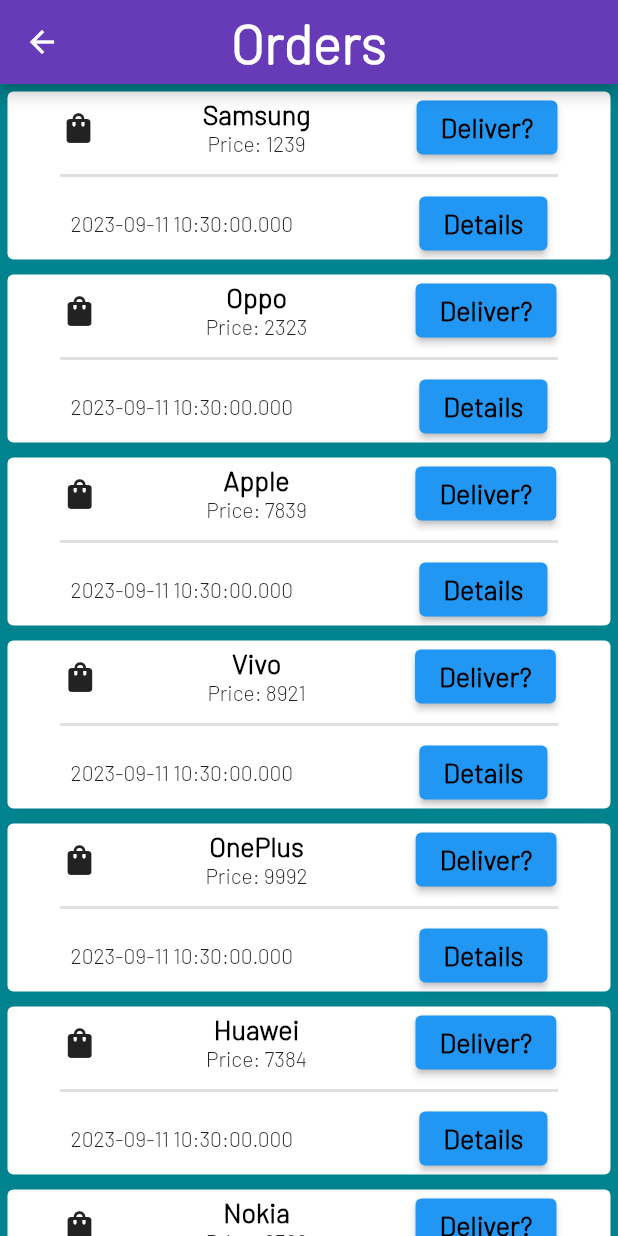
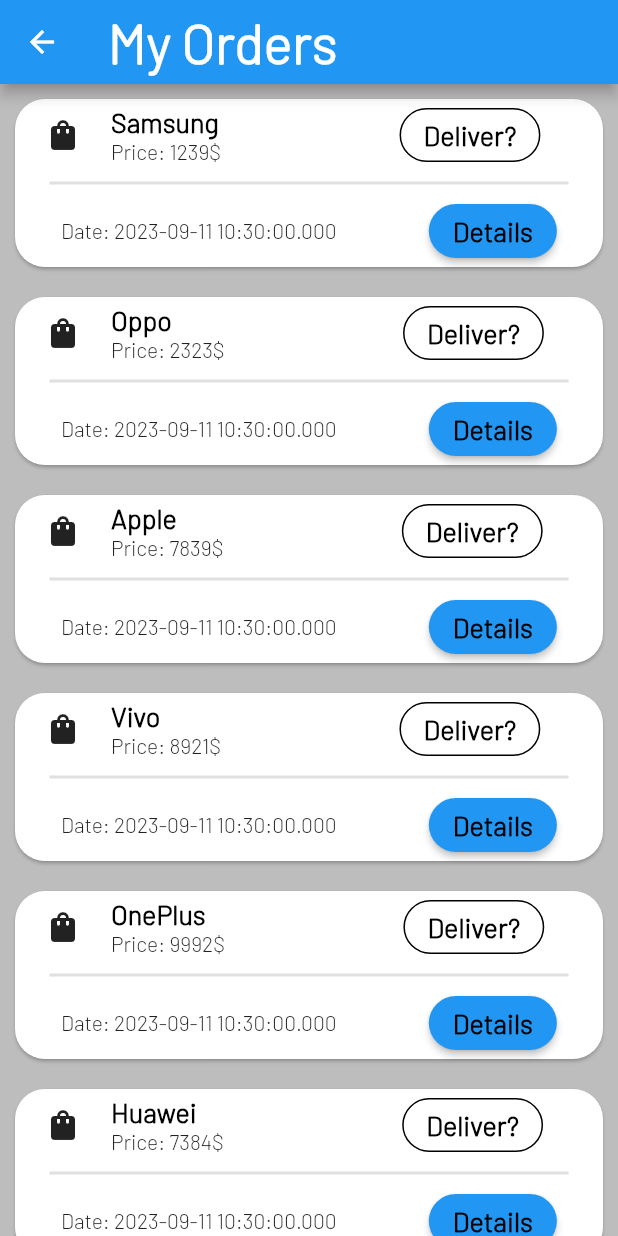
Before and after one commit to S4j33l/Flutter-Practice-1, a Flutter app: the FifthPage screen opened by its route, on a phone screen of 412 x 824 dp. Run offline on Flutter 3.47's test engine with Material 2 defaults, Android fonts, the phone set to English and light mode, and no system bars; our stand-ins replace fluttertoast, image_picker, progress_indicators, shared_preferences; accounts and stored records are empty.

Commit message:
ordering shit

```diff
--- a/lib/helpers/orders_view.dart
+++ b/lib/helpers/orders_view.dart
@@ -14,19 +14,19 @@
     "HTC",
     "Tecno"
   ];
-  static List<int> orderPrices = [
-    1239,
-    2323,
-    7839,
-    8921,
-    9992,
-    7384,
-    8389,
-    2923,
-    5555,
-    3987,
-    4675,
-    2839,
-    8973,
+  static List<String> orderPrices = [
+    "1239\$",
+    "2323\$",
+    "7839\$",
+    '8921\$',
+    "9992\$",
+    "7384\$",
+    "8389\$",
+    "2923\$",
+    "5555\$",
+    "3987\$",
+    "4675\$",
+    "2839\$",
+    "8973\$",
   ];
 }
--- a/lib/routes/fifth_page.dart
+++ b/lib/routes/fifth_page.dart
@@ -8,43 +8,59 @@
   Widget build(BuildContext context) {
     return Scaffold(
       appBar: AppBar(
-        title: const Text("Orders"),
-        centerTitle: true,
+        title: const Text("My Orders"),
+        flexibleSpace: Container(
+          decoration: const BoxDecoration(color: Colors.blue),
+        ),
       ),
       body: ListView.builder(
         itemCount: Orders.orders.length,
         itemBuilder: (context, index) => Container(
-          color: Colors.cyan[800],
-          child: ClipRRect(
-            borderRadius: const BorderRadius.all(Radius.circular(20.0)),
+          color: Colors.grey[400],
           child: Card(
-              elevation: 0.0,
-              margin: const EdgeInsets.all(5.0),
+            shape: const RoundedRectangleBorder(
+                borderRadius: BorderRadius.all(Radius.circular(20.0))),
+            margin: const EdgeInsets.all(10.0),
             child: Column(
               children: <Widget>[
                 Row(
-                    mainAxisAlignment: MainAxisAlignment.spaceAround,
+                  mainAxisAlignment: MainAxisAlignment.start,
                   children: <Widget>[
+                    const SizedBox(width: 20.0),
                     const Icon(Icons.shopping_bag_rounded),
+                    const SizedBox(width: 20.0),
                     Column(
+                      crossAxisAlignment: CrossAxisAlignment.start,
                       children: <Widget>[
                         Text(Orders.orders[index],
                             style: Theme.of(context).textTheme.displayMedium),
                         Text("Price: ${Orders.orderPrices[index]}")
                       ],
                     ),
+                    const SizedBox(width: 119.0),
                     ElevatedButton(
+                        style: ElevatedButton.styleFrom(
+                            side: const BorderSide(color: Colors.black),
+                            elevation: 0.0,
+                            backgroundColor: Colors.white,
+                            shape: const RoundedRectangleBorder(
+                                borderRadius:
+                                    BorderRadius.all(Radius.circular(30.0)))),
                         onPressed: () {},
                         child: Text("Deliver?",
                             style: Theme.of(context).textTheme.displayMedium)),
                   ],
                 ),
-                  const Divider(indent: 35.0, endIndent: 35.0, thickness: 2.0),
+                const Divider(indent: 23.0, endIndent: 23.0, thickness: 2.0),
                 Row(
                   mainAxisAlignment: MainAxisAlignment.spaceAround,
                   children: <Widget>[
-                      Text(DateTime.now().toString()),
+                    Text("Date: ${DateTime.now().toString()}"),
                     ElevatedButton(
+                        style: ElevatedButton.styleFrom(
+                            shape: const RoundedRectangleBorder(
+                                borderRadius:
+                                    BorderRadius.all(Radius.circular(30.0)))),
                         onPressed: () {},
                         child: Text("Details",
                             style: Theme.of(context).textTheme.displayMedium)),
@@ -54,7 +70,6 @@
             ),
           ),
         ),
-        ),
         physics: const BouncingScrollPhysics(),
       ),
     );
```
Lines whose indentation alone changed are shown as unchanged.
